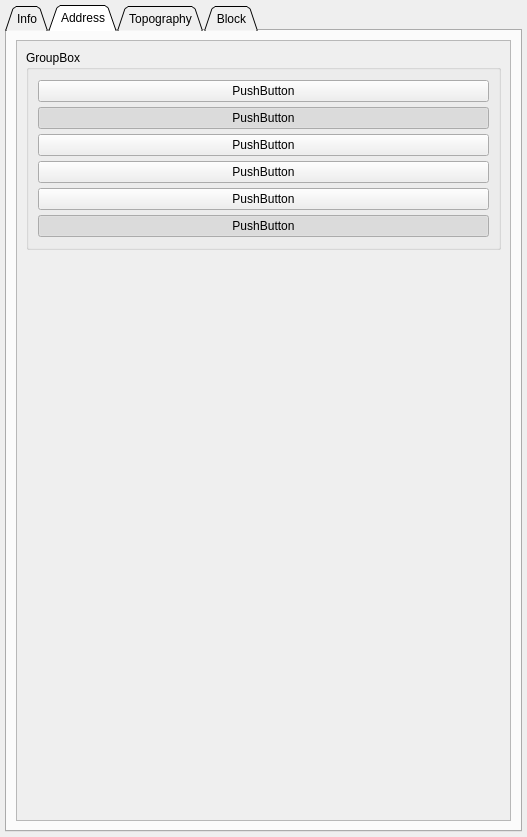
Old version of the form ui_files/QgisVdoDockwidgetBase.ui in the repository lugovskovp/QGIS_VDO.
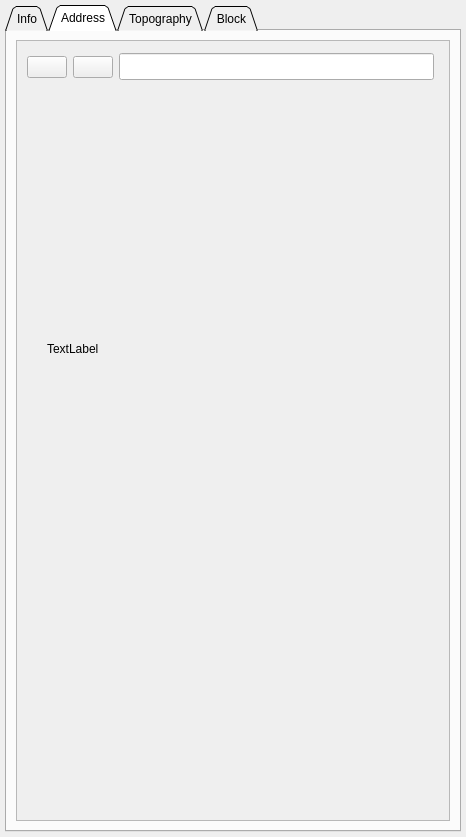
New version of the form. The open tabs and pages were chosen to show the change. Icons and pictures are not drawn. Custom widgets are drawn as their Qt base class.

The edit to the form file:
```diff
--- a/ui_files/QgisVdoDockwidgetBase.ui
+++ b/ui_files/QgisVdoDockwidgetBase.ui
@@ -6,7 +6,7 @@
    <rect>
     <x>0</x>
     <y>0</y>
-    <width>527</width>
+    <width>466</width>
     <height>837</height>
    </rect>
   </property>
@@ -806,7 +806,7 @@
             <rect>
              <x>0</x>
              <y>0</y>
-             <width>487</width>
+             <width>426</width>
              <height>754</height>
             </rect>
            </property>
@@ -816,158 +816,82 @@
              <verstretch>0</verstretch>
             </sizepolicy>
            </property>
-           <layout class="QVBoxLayout" name="verticalLayout_10">
-            <item alignment="Qt::AlignTop">
-             <widget class="AnimatedGroupBox" name="groupBoxAnimated">
-              <property name="sizePolicy">
-               <sizepolicy hsizetype="Expanding" vsizetype="Fixed">
-                <horstretch>0</horstretch>
-                <verstretch>0</verstretch>
-               </sizepolicy>
-              </property>
-              <property name="minimumSize">
-               <size>
-                <width>0</width>
-                <height>200</height>
-               </size>
-              </property>
-              <property name="title">
-               <string>GroupBox</string>
-              </property>
-              <layout class="QVBoxLayout" name="verticalLayout_11">
+           <widget class="QLabel" name="l_country">
+            <property name="geometry">
+             <rect>
+              <x>30</x>
+              <y>300</y>
+              <width>55</width>
+              <height>16</height>
+             </rect>
+            </property>
+            <property name="text">
+             <string>TextLabel</string>
+            </property>
+           </widget>
+           <widget class="QWidget" name="">
+            <property name="geometry">
+             <rect>
+              <x>10</x>
+              <y>10</y>
+              <width>407</width>
+              <height>32</height>
+             </rect>
+            </property>
+            <layout class="QHBoxLayout" name="horizontalLayout_4">
                <item>
-                <widget class="QWidget" name="widget_2" native="true">
-                 <property name="sizePolicy">
-                  <sizepolicy hsizetype="Expanding" vsizetype="Fixed">
-                   <horstretch>0</horstretch>
-                   <verstretch>0</verstretch>
-                  </sizepolicy>
-                 </property>
-                 <property name="minimumSize">
-                  <size>
-                   <width>0</width>
-                   <height>0</height>
-                  </size>
-                 </property>
-                 <layout class="QVBoxLayout" name="verticalLayout_12">
-                  <property name="spacing">
-                   <number>5</number>
-                  </property>
-                  <property name="sizeConstraint">
-                   <enum>QLayout::SetDefaultConstraint</enum>
-                  </property>
-                  <property name="leftMargin">
-                   <number>0</number>
-                  </property>
-                  <property name="topMargin">
-                   <number>0</number>
-                  </property>
-                  <property name="rightMargin">
-                   <number>0</number>
-                  </property>
-                  <property name="bottomMargin">
-                   <number>0</number>
-                  </property>
-                  <item>
-                   <widget class="QPushButton" name="pb_Action">
-                    <property name="sizePolicy">
-                     <sizepolicy hsizetype="Expanding" vsizetype="Fixed">
-                      <horstretch>0</horstretch>
-                      <verstretch>0</verstretch>
-                     </sizepolicy>
-                    </property>
+              <widget class="QPushButton" name="pb_Country_i">
                     <property name="text">
-                     <string>PushButton</string>
-                    </property>
-                    <property name="checkable">
-                     <bool>false</bool>
+                <string/>
+               </property>
+               <property name="icon">
+                <iconset resource="../resources/icon_find_center.qrc">
+                 <normaloff>:/newPrefix/plugin.icons/help.svg</normaloff>:/newPrefix/plugin.icons/help.svg</iconset>
                     </property>
                    </widget>
                   </item>
                   <item>
-                   <widget class="QPushButton" name="pb_Action_2">
-                    <property name="sizePolicy">
-                     <sizepolicy hsizetype="Expanding" vsizetype="Fixed">
-                      <horstretch>0</horstretch>
-                      <verstretch>0</verstretch>
-                     </sizepolicy>
-                    </property>
-                    <property name="text">
-                     <string>PushButton</string>
-                    </property>
-                    <property name="checkable">
+              <widget class="QPushButton" name="pb_Country_center">
+               <property name="enabled">
                      <bool>true</bool>
                     </property>
-                    <property name="checked">
-                     <bool>true</bool>
-                    </property>
-                   </widget>
-                  </item>
-                  <item>
-                   <widget class="QPushButton" name="pb_Action_3">
-                    <property name="sizePolicy">
-                     <sizepolicy hsizetype="Expanding" vsizetype="Fixed">
-                      <horstretch>0</horstretch>
-                      <verstretch>0</verstretch>
-                     </sizepolicy>
-                    </property>
+               <property name="font">
+                <font>
+                 <kerning>false</kerning>
+                </font>
+               </property>
                     <property name="text">
-                     <string>PushButton</string>
-                    </property>
-                   </widget>
-                  </item>
-                  <item>
-                   <widget class="QPushButton" name="pb_Action_4">
-                    <property name="sizePolicy">
-                     <sizepolicy hsizetype="Expanding" vsizetype="Expanding">
-                      <horstretch>0</horstretch>
-                      <verstretch>0</verstretch>
-                     </sizepolicy>
-                    </property>
-                    <property name="text">
-                     <string>PushButton</string>
-                    </property>
-                   </widget>
-                  </item>
-                  <item>
-                   <widget class="QPushButton" name="pb_Action_6">
-                    <property name="sizePolicy">
-                     <sizepolicy hsizetype="Expanding" vsizetype="Expanding">
-                      <horstretch>0</horstretch>
-                      <verstretch>0</verstretch>
-                     </sizepolicy>
-                    </property>
-                    <property name="text">
-                     <string>PushButton</string>
-                    </property>
+                <string/>
+               </property>
+               <property name="icon">
+                <iconset resource="../resources/icon_find_center.qrc">
+                 <normaloff>:/newPrefix/plugin.icons/zoom_to_rect.svg</normaloff>:/newPrefix/plugin.icons/zoom_to_rect.svg</iconset>
+               </property>
+               <property name="checkable">
+                <bool>false</bool>
+               </property>
+               <property name="autoDefault">
+                <bool>false</bool>
+               </property>
                    </widget>
                   </item>
                   <item>
-                   <widget class="QPushButton" name="pb_Action_5">
-                    <property name="sizePolicy">
-                     <sizepolicy hsizetype="Expanding" vsizetype="Expanding">
-                      <horstretch>0</horstretch>
-                      <verstretch>0</verstretch>
-                     </sizepolicy>
-                    </property>
-                    <property name="text">
-                     <string>PushButton</string>
-                    </property>
-                    <property name="checkable">
-                     <bool>true</bool>
-                    </property>
-                    <property name="checked">
-                     <bool>true</bool>
-                    </property>
+              <widget class="QLineEdit" name="le_Country">
+               <property name="font">
+                <font>
+                 <pointsize>12</pointsize>
+                </font>
+               </property>
+               <property name="cursor">
+                <cursorShape>ArrowCursor</cursorShape>
+               </property>
+               <property name="toolTip">
+                <string>Country finded</string>
+               </property>
                    </widget>
                   </item>
                  </layout>
                 </widget>
-               </item>
-              </layout>
-             </widget>
-            </item>
-           </layout>
           </widget>
          </widget>
         </item>
```
Left out of the diff: 12 changed lines with no effect on the pictures. Lines whose indentation alone changed are shown as unchanged.
